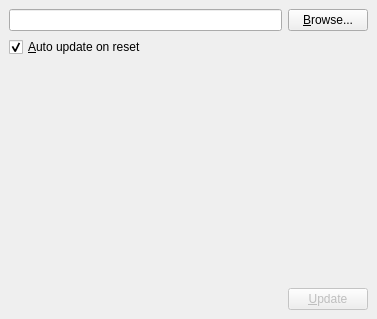
First picture: the form in QuadControl/DockWindows/UpdateWindow.ui, repository thomask77/drquad32, before the edit.
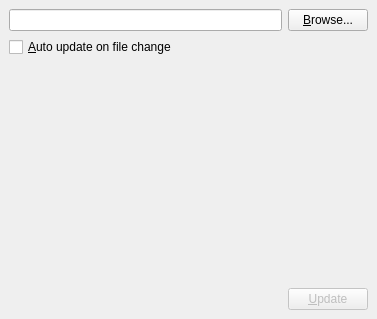
Second picture: the form after the edit. Icons and pictures are not drawn.

```diff
--- a/QuadControl/DockWindows/UpdateWindow.ui
+++ b/QuadControl/DockWindows/UpdateWindow.ui
@@ -38,10 +38,7 @@
     <item>
      <widget class="QCheckBox" name="autoCheckBox">
       <property name="text">
-       <string>&amp;Auto update on reset</string>
-      </property>
-      <property name="checked">
-       <bool>true</bool>
+       <string>&amp;Auto update on file change</string>
       </property>
      </widget>
     </item>
```
Left out of the diff: 4 changed lines with no effect on the pictures.
